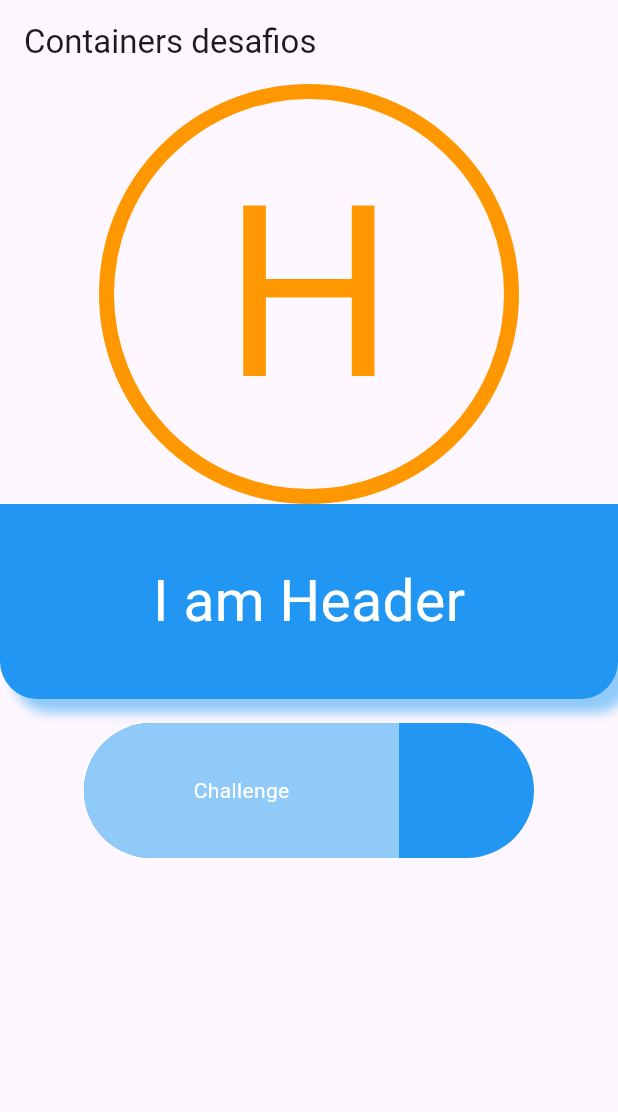
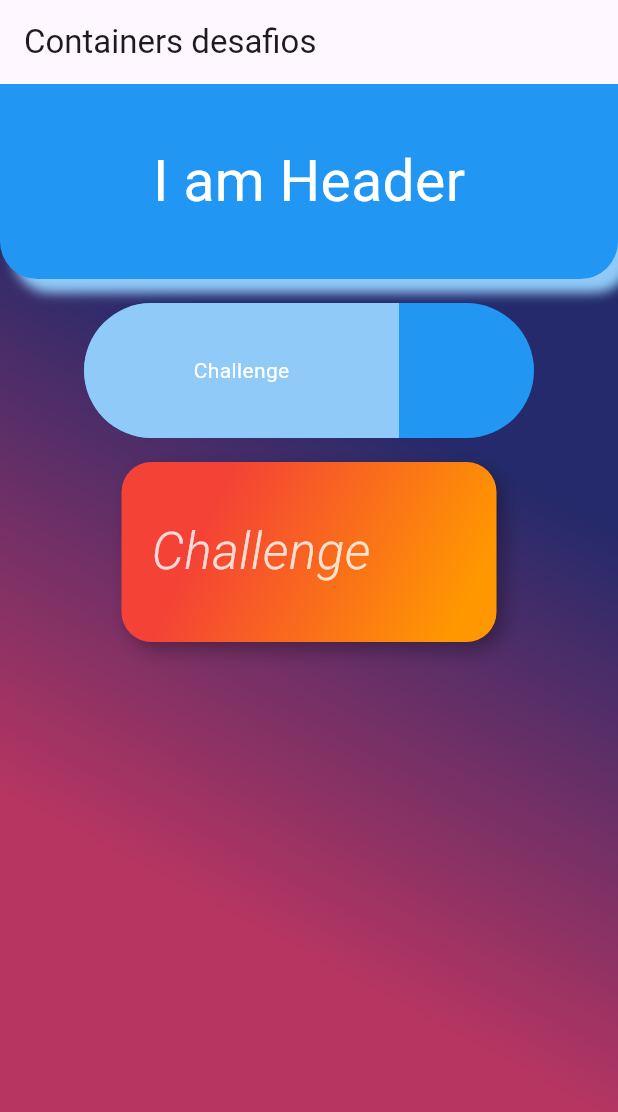
Before and after one commit to fr4nsgallegos/futuresG10, a Flutter app: the screen it shows after launch, on a phone screen of 412 x 824 dp. Shown: the top 1112 px of the screen. Run offline on Flutter 3.47's test engine with Material 3 defaults, Android fonts, the phone set to English and light mode, and no system bars.

Commit message:
fondo gradiente

```diff
--- a/lib/pages/desafios_container_page.dart
+++ b/lib/pages/desafios_container_page.dart
@@ -1,6 +1,23 @@
 import 'package:flutter/material.dart';
 
 class DesafiosContainerPage extends StatelessWidget {
+  Widget fondoGradiente() {
+    return Container(
+      decoration: BoxDecoration(
+        gradient: LinearGradient(
+          colors: [
+            Colors.purple,
+            Colors.pink,
+            const Color.fromARGB(255, 164, 10, 211),
+          ],
+          stops: [0.01, 0.6, 1.0],
+          begin: Alignment.bottomLeft,
+          end: Alignment.topRight,
+        ),
+      ),
+    );
+  }
+
   Widget hContainer() {
     return Container(
       width: 280,
@@ -77,19 +94,68 @@ class DesafiosContainerPage extends StatelessWidget {
     );
   }
 
+  Widget gradiente1() {
+    return Container(
+      width: 250,
+      height: 120,
+      decoration: BoxDecoration(
+        borderRadius: BorderRadius.circular(20),
+        gradient: LinearGradient(
+          colors: [Colors.red, Colors.orange], // Gradiente de rojo a naranja
+          begin: Alignment.topLeft,
+          end: Alignment.bottomRight,
+          stops: [0.25, 0.9],
+        ),
+        boxShadow: [
+          BoxShadow(
+            color: Colors.black.withOpacity(0.3),
+            offset: Offset(5, 5),
+            blurRadius: 10,
+          ),
+        ],
+      ),
+      padding: EdgeInsets.only(left: 20),
+      alignment: Alignment.centerLeft,
+      child: Text(
+        'Challenge',
+        style: TextStyle(
+          color: Colors.white.withOpacity(0.8),
+          fontSize: 34,
+          fontWeight: FontWeight.w300, // Fuente más delgada (ligera)
+          fontStyle: FontStyle.italic,
+        ),
+      ),
+    );
+  }
+
   @override
   Widget build(BuildContext context) {
     return Scaffold(
       appBar: AppBar(
         title: Text("Containers desafios"),
       ),
-      body: Center(
-        child: Column(
-          children: [
-            hContainer(),
-            iAmHeader(),
-            barra(),
-          ],
+      body: Container(
+        decoration: BoxDecoration(
+          gradient: LinearGradient(
+            colors: [
+              Color(0xff242A6B),
+              // Colors.pink,
+              Color(0xffB63561),
+            ],
+            stops: [0.30, 0.7],
+            begin: Alignment.topRight,
+            end: Alignment.bottomLeft,
+          ),
+        ),
+        child: Center(
+          child: Column(
+            children: [
+              // hContainer(),
+              iAmHeader(),
+              barra(),
+              gradiente1(),
+            ],
+          ),
         ),
       ),
     );
```
